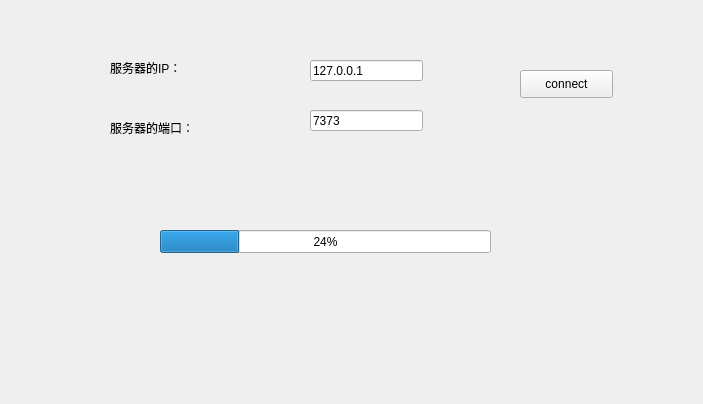
The window that WeChat/QTcpRcv.ui (lhk56720-stack/Qt_Project) describes before a commit, drawn with Qt 5.
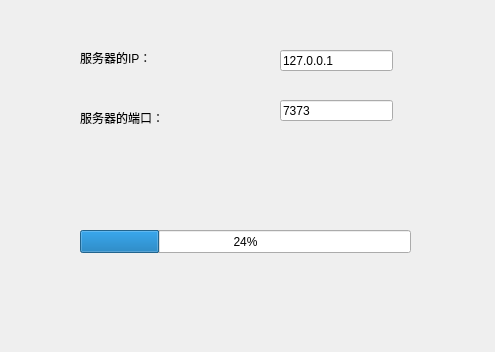
The same window after the commit.

Patch:
```diff
--- a/WeChat/QTcpRcv.ui
+++ b/WeChat/QTcpRcv.ui
@@ -6,8 +6,8 @@
    <rect>
     <x>0</x>
     <y>0</y>
-    <width>703</width>
-    <height>404</height>
+    <width>495</width>
+    <height>352</height>
    </rect>
   </property>
   <property name="windowTitle">
@@ -16,8 +16,8 @@
   <widget class="QLabel" name="label">
    <property name="geometry">
     <rect>
-     <x>110</x>
-     <y>60</y>
+     <x>80</x>
+     <y>50</y>
      <width>81</width>
      <height>16</height>
     </rect>
@@ -29,8 +29,8 @@
   <widget class="QLabel" name="label_2">
    <property name="geometry">
     <rect>
-     <x>110</x>
-     <y>120</y>
+     <x>80</x>
+     <y>110</y>
      <width>101</width>
      <height>16</height>
     </rect>
@@ -42,8 +42,8 @@
   <widget class="QLineEdit" name="lineEdit_ip">
    <property name="geometry">
     <rect>
-     <x>310</x>
-     <y>60</y>
+     <x>280</x>
+     <y>50</y>
      <width>113</width>
      <height>21</height>
     </rect>
@@ -55,8 +55,8 @@
   <widget class="QLineEdit" name="lineEdit_port">
    <property name="geometry">
     <rect>
-     <x>310</x>
-     <y>110</y>
+     <x>280</x>
+     <y>100</y>
      <width>113</width>
      <height>21</height>
     </rect>
@@ -68,7 +68,7 @@
   <widget class="QProgressBar" name="progressBar">
    <property name="geometry">
     <rect>
-     <x>160</x>
+     <x>80</x>
      <y>230</y>
      <width>331</width>
      <height>23</height>
@@ -78,19 +78,6 @@
     <number>24</number>
    </property>
   </widget>
-  <widget class="QPushButton" name="btn_connect">
-   <property name="geometry">
-    <rect>
-     <x>520</x>
-     <y>70</y>
-     <width>93</width>
-     <height>28</height>
-    </rect>
-   </property>
-   <property name="text">
-    <string>connect</string>
-   </property>
-  </widget>
  </widget>
  <resources/>
  <connections/>
```
